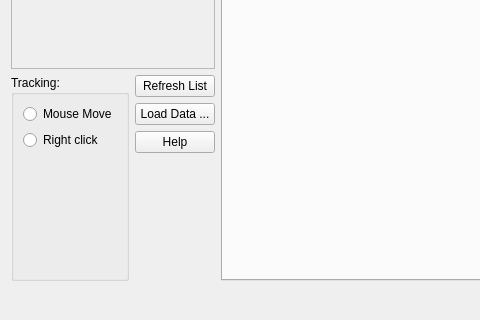
The window that ui_multiview.ui (mbernasocchi/multiview) describes before a commit, drawn with Qt 5; both pictures show x 0 to 480 and y 168 to 488 of the 857 by 488 pixel window.
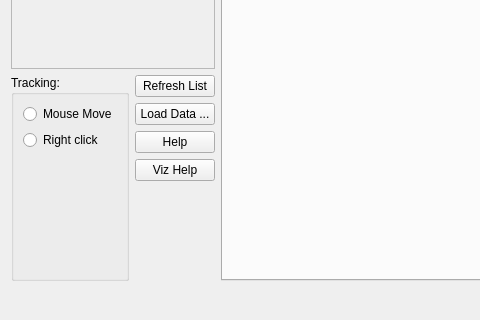
The same window after the commit.

Commit message: V0.6.1_STABLE,PUBLISHED added viz specific help button added help texts

Diff of the .ui file:
```diff
--- a/ui_multiview.ui
+++ b/ui_multiview.ui
@@ -135,6 +135,13 @@
              </property>
             </widget>
            </item>
+           <item>
+            <widget class="QPushButton" name="vizHelpButton">
+             <property name="text">
+              <string>Viz Help</string>
+             </property>
+            </widget>
+           </item>
            <item>
             <spacer name="verticalSpacer">
              <property name="orientation">
```
The commit also changes 14 other files.
